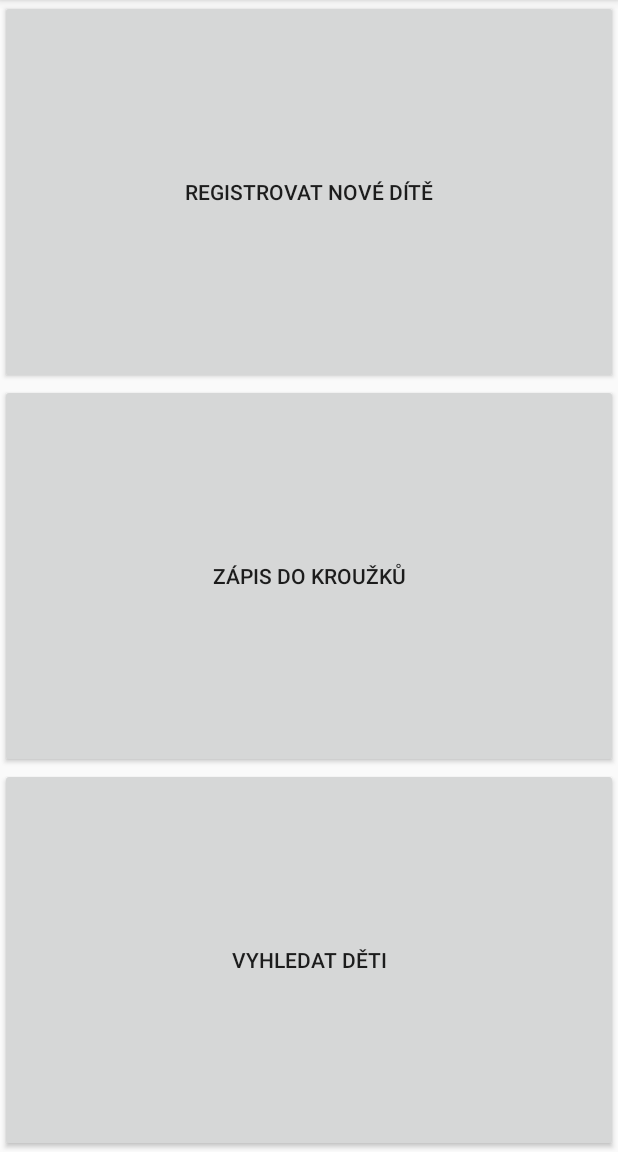
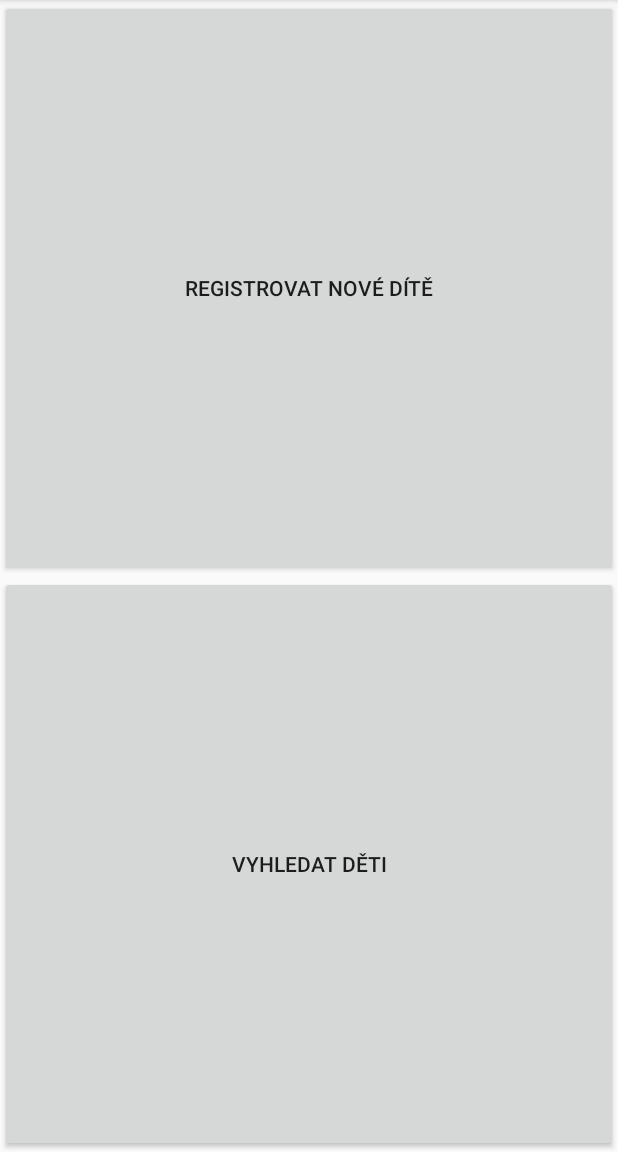
Before and after one commit to DannyJPN/TAMZII-project, an Android app: the screen it shows after launch (MainActivity), on a phone screen of 412 x 824 dp, the part 84-1236 px from its top. Run offline under Robolectric (Android 15) with nearby library versions, the phone set to English and light mode, and no system bars.

Commit message:
SOS commit 1

```diff
--- a/app/src/main/res/layout/activity_main.xml
+++ b/app/src/main/res/layout/activity_main.xml
@@ -15,13 +15,6 @@
         android:text="@string/regbuttontext" />
 
     <Button
-        android:id="@+id/addtogroupbutton"
-        android:layout_width="match_parent"
-        android:layout_height="wrap_content"
-        android:layout_weight="1"
-        android:text="@string/addbuttontext" />
-
-    <Button
         android:id="@+id/searchchildbutton"
         android:layout_width="match_parent"
         android:layout_height="wrap_content"
```
Also changed, not shown: app/src/main/java/com/example/registerprojectmobile/ChildListActivity.java (+19 -2 lines), app/src/main/java/com/example/registerprojectmobile/PhotoActivity.java (+8 -3 lines), app/src/main/java/com/example/registerprojectmobile/RegisterActivity.java (+33 -3 lines).
